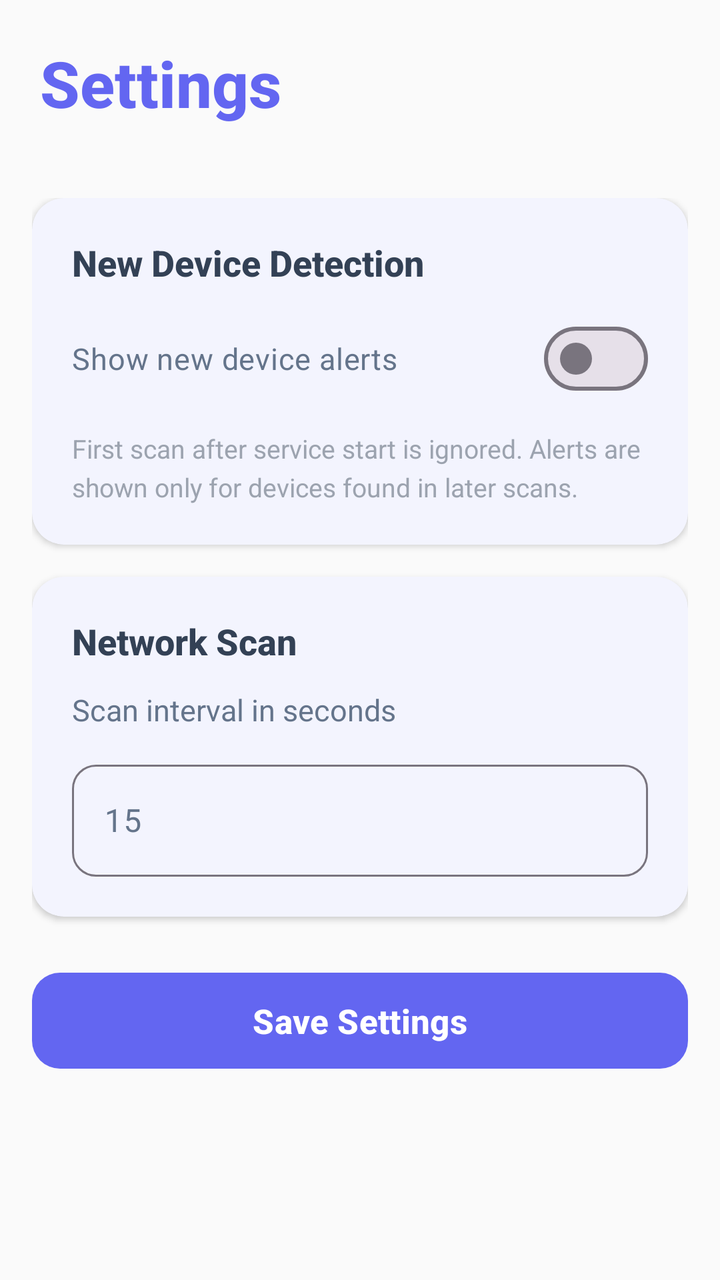
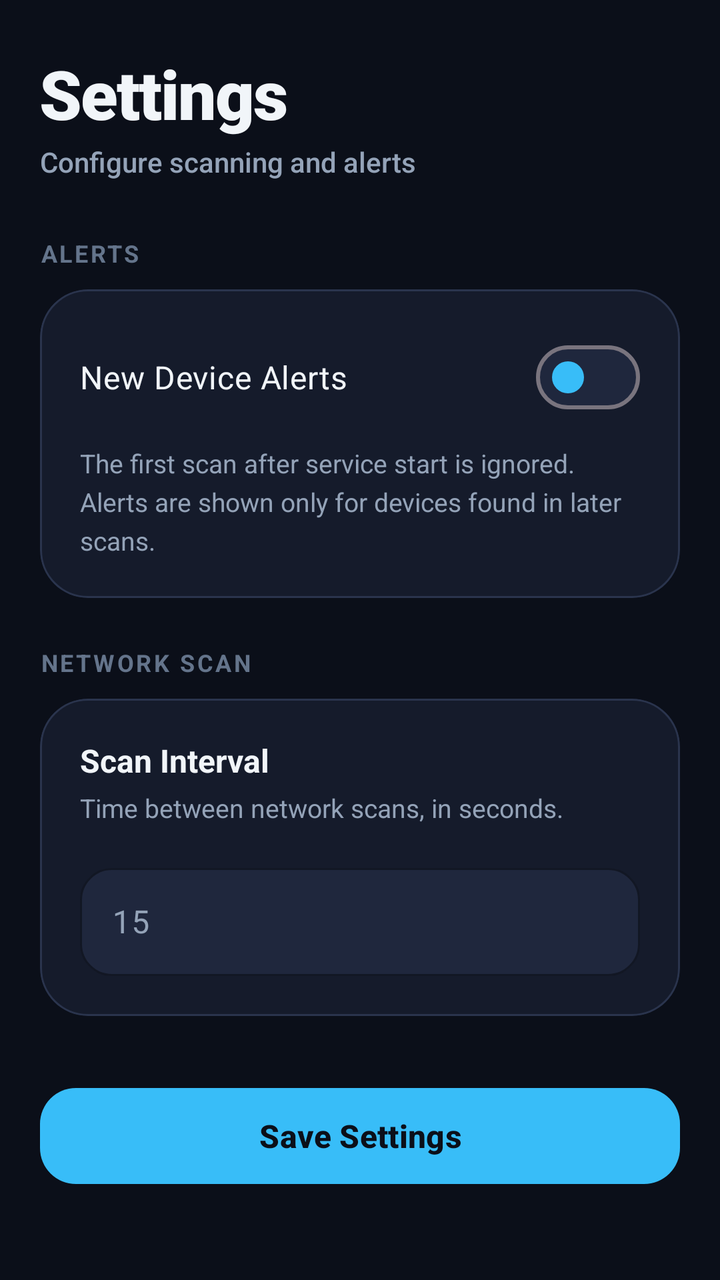

Two renders of the same Android screen: before a commit and after it. Below are the layout's source before the change and the commit's diff.
<!-- AndroidManifest.xml: application theme Theme.Netcut -->
<!-- res/layout/activity_settings.xml -->
<?xml version="1.0" encoding="utf-8"?>
<androidx.coordinatorlayout.widget.CoordinatorLayout xmlns:android="http://schemas.android.com/apk/res/android"
    xmlns:app="http://schemas.android.com/apk/res-auto"
    android:layout_width="match_parent"
    android:layout_height="match_parent"
    android:background="@color/background">

    <LinearLayout
        android:layout_width="match_parent"
        android:layout_height="match_parent"
        android:orientation="vertical">

        
        <com.google.android.material.appbar.AppBarLayout
            android:layout_width="match_parent"
            android:layout_height="wrap_content"
            android:background="@color/background"
            android:elevation="0dp">

            <LinearLayout
                android:layout_width="match_parent"
                android:layout_height="wrap_content"
                android:orientation="horizontal"
                android:gravity="center_vertical"
                android:padding="20dp">

                <TextView
                    android:layout_width="0dp"
                    android:layout_weight="1"
                    android:layout_height="wrap_content"
                    android:text="Settings"
                    android:textSize="32sp"
                    android:textStyle="bold"
                    android:textColor="@color/primary"
                    android:fontFamily="sans-serif-medium" />

                <com.google.android.material.button.MaterialButton
                    android:id="@+id/btn_back"
                    style="@style/Widget.Material3.Button.IconButton.Filled.Tonal"
                    android:layout_width="48dp"
                    android:layout_height="48dp"
                    android:insetLeft="0dp"
                    android:insetTop="0dp"
                    android:insetRight="0dp"
                    android:insetBottom="0dp"
                    app:icon="@drawable/ic_settings_vector"
                    app:iconGravity="textStart"
                    app:iconPadding="0dp"
                    app:backgroundTint="@color/primary_light"
                    app:cornerRadius="24dp"
                    android:visibility="gone" />

            </LinearLayout>

        </com.google.android.material.appbar.AppBarLayout>

        
        <androidx.core.widget.NestedScrollView
            android:layout_width="match_parent"
            android:layout_height="match_parent"
            android:fillViewport="true">

            <LinearLayout
                android:layout_width="match_parent"
                android:layout_height="wrap_content"
                android:orientation="vertical"
                android:padding="16dp">

                
                <com.google.android.material.card.MaterialCardView
                    android:layout_width="match_parent"
                    android:layout_height="wrap_content"
                    app:cardBackgroundColor="@color/surface"
                    app:cardCornerRadius="16dp"
                    app:cardElevation="2dp"
                    app:strokeWidth="0dp"
                    android:layout_marginBottom="16dp">

                    <LinearLayout
                        android:layout_width="match_parent"
                        android:layout_height="wrap_content"
                        android:orientation="vertical"
                        android:padding="20dp">

                        <TextView
                            android:layout_width="match_parent"
                            android:layout_height="wrap_content"
                            android:text="New Device Detection"
                            android:textSize="18sp"
                            android:textStyle="bold"
                            android:textColor="@color/on_surface"
                            android:fontFamily="sans-serif-medium" />

                        <com.google.android.material.materialswitch.MaterialSwitch
                            android:id="@+id/switch_unknown_alerts"
                            android:layout_width="match_parent"
                            android:layout_height="wrap_content"
                            android:text="Show new device alerts"
                            android:textSize="15sp"
                            android:textColor="@color/on_surface_variant"
                            android:layout_marginTop="12dp" />

                        <TextView
                            android:layout_width="match_parent"
                            android:layout_height="wrap_content"
                            android:text="First scan after service start is ignored. Alerts are shown only for devices found in later scans."
                            android:textSize="13sp"
                            android:textColor="@color/gray_400"
                            android:layout_marginTop="12dp"
                            android:lineSpacingExtra="4dp" />

                    </LinearLayout>

                </com.google.android.material.card.MaterialCardView>

                
                <com.google.android.material.card.MaterialCardView
                    android:layout_width="match_parent"
                    android:layout_height="wrap_content"
                    app:cardBackgroundColor="@color/surface"
                    app:cardCornerRadius="16dp"
                    app:cardElevation="2dp"
                    app:strokeWidth="0dp"
                    android:layout_marginBottom="24dp">

                    <LinearLayout
                        android:layout_width="match_parent"
                        android:layout_height="wrap_content"
                        android:orientation="vertical"
                        android:padding="20dp">

                        <TextView
                            android:layout_width="match_parent"
                            android:layout_height="wrap_content"
                            android:text="Network Scan"
                            android:textSize="18sp"
                            android:textStyle="bold"
                            android:textColor="@color/on_surface"
                            android:fontFamily="sans-serif-medium" />

                        <TextView
                            android:layout_width="match_parent"
                            android:layout_height="wrap_content"
                            android:text="Scan interval in seconds"
                            android:textSize="15sp"
                            android:textColor="@color/on_surface_variant"
                            android:layout_marginTop="12dp" />

                        <com.google.android.material.textfield.TextInputLayout
                            android:layout_width="match_parent"
                            android:layout_height="wrap_content"
                            android:layout_marginTop="12dp"
                            app:boxBackgroundMode="outline"
                            app:boxCornerRadiusTopStart="12dp"
                            app:boxCornerRadiusTopEnd="12dp"
                            app:boxCornerRadiusBottomStart="12dp"
                            app:boxCornerRadiusBottomEnd="12dp"
                            style="@style/Widget.Material3.TextInputLayout.OutlinedBox">

                            <com.google.android.material.textfield.TextInputEditText
                                android:id="@+id/et_scan_interval"
                                android:layout_width="match_parent"
                                android:layout_height="56dp"
                                android:inputType="number"
                                android:hint="15"
                                android:textSize="16sp"
                                android:textColor="@color/on_surface"
                                android:textColorHint="@color/on_surface_variant"
                                android:paddingStart="16dp"
                                android:paddingEnd="16dp" />

                        </com.google.android.material.textfield.TextInputLayout>

                    </LinearLayout>

                </com.google.android.material.card.MaterialCardView>

                
                <com.google.android.material.button.MaterialButton
                    android:id="@+id/btn_save_settings"
                    style="@style/Widget.Material3.Button"
                    android:layout_width="match_parent"
                    android:layout_height="56dp"
                    android:text="Save Settings"
                    android:textAllCaps="false"
                    android:textSize="17sp"
                    android:textStyle="bold"
                    app:backgroundTint="@color/primary"
                    app:cornerRadius="14dp" />

            </LinearLayout>

        </androidx.core.widget.NestedScrollView>

    </LinearLayout>

</androidx.coordinatorlayout.widget.CoordinatorLayout>
<!-- resources referenced by this layout -->
<resources>
  <color name="background">#FAFAFA</color>
  <color name="gray_400">#9CA3AF</color>
  <color name="on_surface">#334155</color>
  <color name="on_surface_variant">#64748B</color>
  <color name="primary">#6366F1</color>
  <color name="primary_light">#A5B4FC</color>
  <color name="surface">#FFFFFF</color>
  <style name="Theme.Netcut" parent="Base.Theme.Netcut" />
  <style name="Base.Theme.Netcut" parent="Theme.Material3.DayNight.NoActionBar">
          
          <item name="colorPrimary">@color/primary</item>
          <item name="colorPrimaryVariant">@color/primary_dark</item>
          <item name="colorOnPrimary">@color/on_primary</item>
          
          
          <item name="colorSecondary">@color/secondary</item>
          <item name="colorSecondaryVariant">@color/secondary_dark</item>
          <item name="colorOnSecondary">@color/on_secondary</item>
          
          
          <item name="android:statusBarColor">@color/primary_dark</item>
          
          
          <item name="android:colorBackground">@color/background</item>
          <item name="colorSurface">@color/surface</item>
          <item name="colorOnSurface">@color/on_surface</item>
          <item name="colorOnSurfaceVariant">@color/on_surface_variant</item>
          
          
          <item name="colorError">@color/error</item>
          <item name="colorOnError">@color/white</item>
      </style>
  <color name="primary_dark">#4F46E5</color>
  <color name="on_primary">#FFFFFF</color>
  <color name="secondary">#EC4899</color>
  <color name="secondary_dark">#DB2777</color>
  <color name="on_secondary">#FFFFFF</color>
  <color name="error">#EF4444</color>
  <color name="white">#FFFFFFFF</color>
  <!-- unchanged entries left out for length: 1 -->
</resources>

<!-- the commit's change to res/layout/activity_settings.xml (unified diff, before → after) -->
@@ -5,193 +5,203 @@
     android:layout_height="match_parent"
     android:background="@color/background">
 
-    <LinearLayout
+    <androidx.core.widget.NestedScrollView
         android:layout_width="match_parent"
         android:layout_height="match_parent"
-        android:orientation="vertical">
-
-        
-        <com.google.android.material.appbar.AppBarLayout
+        android:fillViewport="true">
+
+        <LinearLayout
             android:layout_width="match_parent"
             android:layout_height="wrap_content"
-            android:background="@color/background"
-            android:elevation="0dp">
-
+            android:orientation="vertical"
+            android:paddingStart="20dp"
+            android:paddingTop="24dp"
+            android:paddingEnd="20dp"
+            android:paddingBottom="32dp">
+
+            
             <LinearLayout
                 android:layout_width="match_parent"
                 android:layout_height="wrap_content"
-                android:orientation="horizontal"
                 android:gravity="center_vertical"
-                android:padding="20dp">
-
-                <TextView
+                android:layout_marginBottom="28dp">
+
+                <LinearLayout
                     android:layout_width="0dp"
+                    android:layout_height="wrap_content"
                     android:layout_weight="1"
-                    android:layout_height="wrap_content"
-                    android:text="Settings"
-                    android:textSize="32sp"
-                    android:textStyle="bold"
-                    android:textColor="@color/primary"
-                    android:fontFamily="sans-serif-medium" />
+                    android:orientation="vertical">
+
+                    <TextView
+                        android:layout_width="wrap_content"
+                        android:layout_height="wrap_content"
+                        android:text="Settings"
+                        android:textSize="34sp"
+                        android:textStyle="bold"
+                        android:textColor="@color/text_primary"
+                        android:fontFamily="sans-serif-black"
+                        android:letterSpacing="-0.02" />
+
+                    <TextView
+                        android:layout_width="wrap_content"
+                        android:layout_height="wrap_content"
+                        android:text="Configure scanning and alerts"
+                        android:textSize="14sp"
+                        android:textColor="@color/text_secondary"
+                        android:fontFamily="sans-serif-medium"
+                        android:layout_marginTop="2dp" />
+                </LinearLayout>
 
                 <com.google.android.material.button.MaterialButton
                     android:id="@+id/btn_back"
                     style="@style/Widget.Material3.Button.IconButton.Filled.Tonal"
-                    android:layout_width="48dp"
-                    android:layout_height="48dp"
+                    android:layout_width="52dp"
+                    android:layout_height="52dp"
                     android:insetLeft="0dp"
                     android:insetTop="0dp"
                     android:insetRight="0dp"
                     android:insetBottom="0dp"
                     app:icon="@drawable/ic_settings_vector"
-                    app:iconGravity="textStart"
-                    app:iconPadding="0dp"
-                    app:backgroundTint="@color/primary_light"
-                    app:cornerRadius="24dp"
+                    app:iconTint="@color/text_primary"
+                    app:backgroundTint="@color/surface_variant"
+                    app:cornerRadius="16dp"
                     android:visibility="gone" />
-
             </LinearLayout>
 
-        </com.google.android.material.appbar.AppBarLayout>
-
-        
-        <androidx.core.widget.NestedScrollView
-            android:layout_width="match_parent"
-            android:layout_height="match_parent"
-            android:fillViewport="true">
-
-            <LinearLayout
-                android:layout_width="match_parent"
-                android:layout_height="wrap_content"
-                android:orientation="vertical"
-                android:padding="16dp">
-
-                
-                <com.google.android.material.card.MaterialCardView
+            
+            <TextView
+                android:layout_width="wrap_content"
+                android:layout_height="wrap_content"
+                android:text="ALERTS"
+                android:textSize="12sp"
+                android:textStyle="bold"
+                android:textColor="@color/text_tertiary"
+                android:fontFamily="sans-serif-bold"
+                android:letterSpacing="0.1"
+                android:layout_marginBottom="10dp" />
+
+            <com.google.android.material.card.MaterialCardView
+                android:layout_width="match_parent"
+                android:layout_height="wrap_content"
+                android:layout_marginBottom="24dp"
+                app:cardBackgroundColor="@color/surface"
+                app:cardCornerRadius="24dp"
+                app:cardElevation="0dp"
+                app:strokeWidth="1dp"
+                app:strokeColor="@color/border">
+
+                <LinearLayout
                     android:layout_width="match_parent"
                     android:layout_height="wrap_content"
-                    app:cardBackgroundColor="@color/surface"
-                    app:cardCornerRadius="16dp"
-                    app:cardElevation="2dp"
-                    app:strokeWidth="0dp"
-                    android:layout_marginBottom="16dp">
-
-                    <LinearLayout
-                        android:layout_width="match_parent"
-                        android:layout_height="wrap_content"
-                        android:orientation="vertical"
-                        android:padding="20dp">
-
-                        <TextView
-                            android:layout_width="match_parent"
-                            android:layout_height="wrap_content"
-                            android:text="New Device Detection"
-                            android:textSize="18sp"
-                            android:textStyle="bold"
-                            android:textColor="@color/on_surface"
-                            android:fontFamily="sans-serif-medium" />
-
-                        <com.google.android.material.materialswitch.MaterialSwitch
-                            android:id="@+id/switch_unknown_alerts"
-                            android:layout_width="match_parent"
-                            android:layout_height="wrap_content"
-                            android:text="Show new device alerts"
-                            android:textSize="15sp"
-                            android:textColor="@color/on_surface_variant"
-                            android:layout_marginTop="12dp" />
-
-                        <TextView
-                            android:layout_width="match_parent"
-                            android:layout_height="wrap_content"
-                            android:text="First scan after service start is ignored. Alerts are shown only for devices found in later scans."
-                            android:textSize="13sp"
-                            android:textColor="@color/gray_400"
-                            android:layout_marginTop="12dp"
-                            android:lineSpacingExtra="4dp" />
-
-                    </LinearLayout>
-
-                </com.google.android.material.card.MaterialCardView>
-
-                
-                <com.google.android.material.card.MaterialCardView
+                    android:orientation="vertical"
+                    android:padding="20dp">
+
+                    <com.google.android.material.materialswitch.MaterialSwitch
+                        android:id="@+id/switch_unknown_alerts"
+                        android:layout_width="match_parent"
+                        android:layout_height="wrap_content"
+                        android:text="New Device Alerts"
+                        android:textSize="16sp"
+                        android:textColor="@color/text_primary"
+                        android:fontFamily="sans-serif-bold"
+                        app:thumbTint="@color/primary"
+                        app:trackTint="@color/surface_variant" />
+
+                    <TextView
+                        android:layout_width="match_parent"
+                        android:layout_height="wrap_content"
+                        android:text="The first scan after service start is ignored. Alerts are shown only for devices found in later scans."
+                        android:textSize="13sp"
+                        android:textColor="@color/text_secondary"
+                        android:layout_marginTop="10dp"
+                        android:lineSpacingExtra="4dp" />
+                </LinearLayout>
+            </com.google.android.material.card.MaterialCardView>
+
+            
+            <TextView
+                android:layout_width="wrap_content"
+                android:layout_height="wrap_content"
+                android:text="NETWORK SCAN"
+                android:textSize="12sp"
+                android:textStyle="bold"
+                android:textColor="@color/text_tertiary"
+                android:fontFamily="sans-serif-bold"
+                android:letterSpacing="0.1"
+                android:layout_marginBottom="10dp" />
+
+            <com.google.android.material.card.MaterialCardView
+                android:layout_width="match_parent"
+                android:layout_height="wrap_content"
+                android:layout_marginBottom="32dp"
+                app:cardBackgroundColor="@color/surface"
+                app:cardCornerRadius="24dp"
+                app:cardElevation="0dp"
+                app:strokeWidth="1dp"
+                app:strokeColor="@color/border">
+
+                <LinearLayout
                     android:layout_width="match_parent"
                     android:layout_height="wrap_content"
-                    app:cardBackgroundColor="@color/surface"
-                    app:cardCornerRadius="16dp"
-                    app:cardElevation="2dp"
-                    app:strokeWidth="0dp"
-                    android:layout_marginBottom="24dp">
-
-                    <LinearLayout
-                        android:layout_width="match_parent"
-                        android:layout_height="wrap_content"
-                        android:orientation="vertical"
-                        android:padding="20dp">
-
-                        <TextView
+                    android:orientation="vertical"
+                    android:padding="20dp">
+
+                    <TextView
+                        android:layout_width="match_parent"
+                        android:layout_height="wrap_content"
+                        android:text="Scan Interval"
+                        android:textSize="16sp"
+                        android:textStyle="bold"
+                        android:textColor="@color/text_primary"
+                        android:fontFamily="sans-serif-bold" />
+
+                    <TextView
+                        android:layout_width="match_parent"
+                        android:layout_height="wrap_content"
+                        android:text="Time between network scans, in seconds."
+                        android:textSize="13sp"
+                        android:textColor="@color/text_secondary"
+                        android:layout_marginTop="4dp" />
+
+                    <com.google.android.material.textfield.TextInputLayout
+                        android:layout_width="match_parent"
+                        android:layout_height="wrap_content"
+                        android:layout_marginTop="16dp"
+                        style="@style/Widget.Material3.TextInputLayout.OutlinedBox"
+                        app:boxBackgroundColor="@color/surface_variant"
+                        app:boxStrokeColor="@color/primary"
+                        app:boxCornerRadiusTopStart="16dp"
+                        app:boxCornerRadiusTopEnd="16dp"
+                        app:boxCornerRadiusBottomStart="16dp"
+                        app:boxCornerRadiusBottomEnd="16dp"
+                        app:hintTextColor="@color/primary">
+
+                        <com.google.android.material.textfield.TextInputEditText
+                            android:id="@+id/et_scan_interval"
                             android:layout_width="match_parent"
-                            android:layout_height="wrap_content"
-                            android:text="Network Scan"
-                            android:textSize="18sp"
-                            android:textStyle="bold"
-                            android:textColor="@color/on_surface"
-                            android:fontFamily="sans-serif-medium" />
-
-                        <TextView
-                            android:layout_width="match_parent"
-                            android:layout_height="wrap_content"
-                            android:text="Scan interval in seconds"
-                            android:textSize="15sp"
-                            android:textColor="@color/on_surface_variant"
-                            android:layout_marginTop="12dp" />
-
-                        <com.google.android.material.textfield.TextInputLayout
-                            android:layout_width="match_parent"
-                            android:layout_height="wrap_content"
-                            android:layout_marginTop="12dp"
-                            app:boxBackgroundMode="outline"
-                            app:boxCornerRadiusTopStart="12dp"
-                            app:boxCornerRadiusTopEnd="12dp"
-                            app:boxCornerRadiusBottomStart="12dp"
-                            app:boxCornerRadiusBottomEnd="12dp"
-                            style="@style/Widget.Material3.TextInputLayout.OutlinedBox">
-
-                            <com.google.android.material.textfield.TextInputEditText
-                                android:id="@+id/et_scan_interval"
-                                android:layout_width="match_parent"
-                                android:layout_height="56dp"
-                                android:inputType="number"
-                                android:hint="15"
-                                android:textSize="16sp"
-                                android:textColor="@color/on_surface"
-                                android:textColorHint="@color/on_surface_variant"
-                                android:paddingStart="16dp"
-                                android:paddingEnd="16dp" />
-
-                        </com.google.android.material.textfield.TextInputLayout>
-
-                    </LinearLayout>
-
-                </com.google.android.material.card.MaterialCardView>
-
-                
-                <com.google.android.material.button.MaterialButton
-                    android:id="@+id/btn_save_settings"
-                    style="@style/Widget.Material3.Button"
-                    android:layout_width="match_parent"
-                    android:layout_height="56dp"
-                    android:text="Save Settings"
-                    android:textAllCaps="false"
-                    android:textSize="17sp"
-                    android:textStyle="bold"
-                    app:backgroundTint="@color/primary"
-                    app:cornerRadius="14dp" />
-
-            </LinearLayout>
-
-        </androidx.core.widget.NestedScrollView>
-
-    </LinearLayout>
-
+                            android:layout_height="54dp"
+                            android:inputType="number"
+                            android:hint="15"
+                            android:textSize="16sp"
+                            android:textColor="@color/text_primary"
+                            android:textColorHint="@color/text_tertiary" />
+                    </com.google.android.material.textfield.TextInputLayout>
+                </LinearLayout>
+            </com.google.android.material.card.MaterialCardView>
+
+            
+            <com.google.android.material.button.MaterialButton
+                android:id="@+id/btn_save_settings"
+                style="@style/Widget.Material3.Button"
+                android:layout_width="match_parent"
+                android:layout_height="56dp"
+                android:text="Save Settings"
+                android:textAllCaps="false"
+                android:textSize="16sp"
+                android:textStyle="bold"
+                android:textColor="@color/on_primary"
+                app:backgroundTint="@color/primary"
+                app:cornerRadius="18dp" />
+        </LinearLayout>
+    </androidx.core.widget.NestedScrollView>
 </androidx.coordinatorlayout.widget.CoordinatorLayout>
<!-- resource entries referenced after the edit -->
@@ -1,44 +1,61 @@
 <!-- resources referenced by this layout -->
 <resources>
-  <color name="background">#FAFAFA</color>
-  <color name="gray_400">#9CA3AF</color>
-  <color name="on_surface">#334155</color>
-  <color name="on_surface_variant">#64748B</color>
-  <color name="primary">#6366F1</color>
-  <color name="primary_light">#A5B4FC</color>
-  <color name="surface">#FFFFFF</color>
+  <color name="background">#0B0F19</color>
+  <color name="border">#2A344D</color>
+  <color name="on_surface">#F1F5F9</color>
+  <color name="on_surface_variant">#94A3B8</color>
+  <color name="primary">#38BDF8</color>
+  <color name="surface">#151B2B</color>
+  <color name="surface_variant">#1F273D</color>
+  <color name="text_primary">#F1F5F9</color>
+  <color name="text_secondary">#94A3B8</color>
+  <color name="text_tertiary">#64748B</color>
   <style name="Theme.Netcut" parent="Base.Theme.Netcut" />
   <style name="Base.Theme.Netcut" parent="Theme.Material3.DayNight.NoActionBar">
-          
           <item name="colorPrimary">@color/primary</item>
-          <item name="colorPrimaryVariant">@color/primary_dark</item>
+          <item name="colorPrimaryVariant">@color/primary_variant</item>
           <item name="colorOnPrimary">@color/on_primary</item>
-          
-          
           <item name="colorSecondary">@color/secondary</item>
-          <item name="colorSecondaryVariant">@color/secondary_dark</item>
+          <item name="colorSecondaryVariant">@color/secondary_variant</item>
           <item name="colorOnSecondary">@color/on_secondary</item>
-          
-          
-          <item name="android:statusBarColor">@color/primary_dark</item>
-          
-          
+  
           <item name="android:colorBackground">@color/background</item>
           <item name="colorSurface">@color/surface</item>
           <item name="colorOnSurface">@color/on_surface</item>
           <item name="colorOnSurfaceVariant">@color/on_surface_variant</item>
-          
-          
+          <item name="colorSurfaceVariant">@color/surface_variant</item>
+  
           <item name="colorError">@color/error</item>
           <item name="colorOnError">@color/white</item>
+  
+          
+          <item name="android:statusBarColor">@color/background</item>
+          <item name="android:navigationBarColor">@color/background</item>
+          <item name="android:windowLightStatusBar">false</item>
+  
+          <item name="materialButtonStyle">@style/Widget.Netcut.Button</item>
+          <item name="materialButtonOutlinedStyle">@style/Widget.Netcut.Button.Outlined</item>
+          <item name="materialButtonTonalStyle">@style/Widget.Netcut.Button.Tonal</item>
       </style>
-  <color name="primary_dark">#4F46E5</color>
-  <color name="on_primary">#FFFFFF</color>
-  <color name="secondary">#EC4899</color>
-  <color name="secondary_dark">#DB2777</color>
-  <color name="on_secondary">#FFFFFF</color>
-  <color name="error">#EF4444</color>
+  <color name="primary_variant">#0EA5E9</color>
+  <color name="on_primary">#0B0F19</color>
+  <color name="secondary">#818CF8</color>
+  <color name="secondary_variant">#6366F1</color>
+  <color name="on_secondary">#0B0F19</color>
+  <color name="error">#F87171</color>
   <color name="white">#FFFFFFFF</color>
+  <style name="Widget.Netcut.Button" parent="Widget.Material3.Button">
+          <item name="cornerRadius">12dp</item>
+          <item name="android:textAllCaps">false</item>
+      </style>
+  <style name="Widget.Netcut.Button.Outlined" parent="Widget.Material3.Button.OutlinedButton">
+          <item name="cornerRadius">12dp</item>
+          <item name="android:textAllCaps">false</item>
+      </style>
+  <style name="Widget.Netcut.Button.Tonal" parent="Widget.Material3.Button.TonalButton">
+          <item name="cornerRadius">12dp</item>
+          <item name="android:textAllCaps">false</item>
+      </style>
   <!-- unchanged entries left out for length: 1 -->
 </resources>
 
